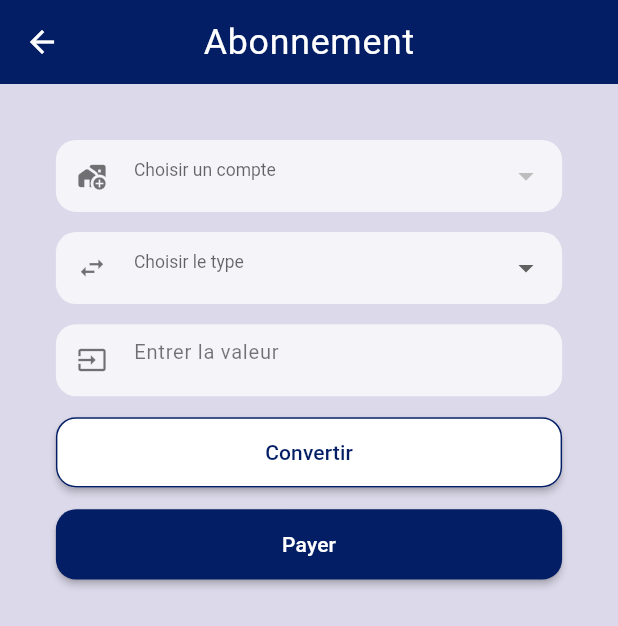
After one commit to exau-umba/snel_project, a Flutter app: the EnergyConversionForm screen opened by its route, on a phone screen of 412 x 824 dp. The commit adds this screen. Shown: the top 626 px of the screen. Run offline on Flutter 3.47's test engine with Material 3 defaults, Android fonts, the phone set to English and light mode, and no system bars; our stand-ins replace awesome_dialog, bloc, bubble_tab_indicator, equatable, flutter_bloc, flutter_credit_card and 3 more; missing offline and left inert: flutter_settings_ui, graphic; accounts and stored records are empty.

Commit message:
Build : add abonnement watt snel

```diff
--- /dev/null
+++ b/lib/features/authentication/compte_snel/screens/add_abonnement.dart
@@ -0,0 +1,317 @@
+import 'package:flutter/material.dart';
+import 'package:flutter_bloc/flutter_bloc.dart';
+import 'package:responsive_sizer/responsive_sizer.dart';
+import '../../../../utils/Routes.dart';
+import '../../../../utils/components/components.dart';
+import '../../../../utils/components/formField.dart';
+import '../../../../utils/constate.dart';
+import '../ajout_compte_snel/ajout_compte_snel_bloc.dart';
+
+class EnergyConversionForm extends StatefulWidget {
+  @override
+  _EnergyConversionFormState createState() => _EnergyConversionFormState();
+}
+
+class _EnergyConversionFormState extends State<EnergyConversionForm> {
+  @override
+  void initState() {
+    super.initState();
+    context.read<AjoutCompteSnelBloc>().add(GetAccountSnel());
+  }
+
+  final _formKey = GlobalKey<FormState>();
+  String? _selectedAccount;
+  String? _selectedType;
+  String? _selectedCurrency;
+  double? _inputValue;
+  double? _convertedValue;
+
+  List<DropdownMenuItem<String>> _accountOptions = [
+    DropdownMenuItem(value: 'Compte 1', child: Text('Compte 1')),
+    DropdownMenuItem(value: 'Compte 2', child: Text('Compte 2')),
+  ];
+
+  List<DropdownMenuItem<String>> _typeOptions = [
+    DropdownMenuItem(value: 'kWh', child: Text('kWh')),
+    DropdownMenuItem(value: 'money', child: Text('Argent')),
+  ];
+
+  List<DropdownMenuItem<String>> _currencyOptions = [
+    DropdownMenuItem(value: 'USD', child: Text('USD')),
+    DropdownMenuItem(value: 'FC', child: Text('FC')),
+  ];
+
+  double _convertToMoney(double kWh) {
+    return kWh * 0.12; // Example conversion rate for kWh to USD
+  }
+
+  double _convertToKWh(double money, String currency) {
+    double rate = currency == 'USD' ? 0.12 : 120.0; // Example rates
+    return money / rate;
+  }
+
+  @override
+  Widget build(BuildContext context) {
+    return Scaffold(
+      appBar: AppBar(
+        title: text('Abonnement',
+            textColor: KColorWhite, fontSize: textSizeLarge),
+        centerTitle: true,
+        iconTheme: IconThemeData(color: KColorWhite),
+        backgroundColor: KcolorPrimary,
+      ),
+      body: _body(),
+    );
+  }
+
+  _body() {
+    return Container(
+      decoration: BoxDecoration(color: KcolorPrimary.withOpacity(1.5.sp)),
+      width: Adaptive.w(double.infinity),
+      height: double.infinity.h,
+      padding: EdgeInsets.all(20.sp),
+      child: SingleChildScrollView(
+        child: Form(
+          key: _formKey,
+          child: Column(
+            children: [
+              BlocBuilder<AjoutCompteSnelBloc, AjoutCompteSnelState>(
+                builder: (context, state) {
+                  if(state is AccountSnelLoaded){
+                    return Padding(
+                      padding: EdgeInsets.only(
+                          top: spacing_standard,
+                          right: spacing_standard,
+                          left: spacing_standard),
+                      child: formFieldSelect(
+                        context,
+                        prefixIcon: Icons.add_home_work_rounded,
+                        'Choisir un compte',
+                        options: state.accounts.map((e) => DropdownMenuItem(value: e.label, child: Text("${e.label}")),).toList(),
+                        selectedOption: _selectedAccount,
+                        onChanged: (value) =>
+                            setState(() => _selectedAccount = value),
+                      ),
+                    );
+                  }
+                  return Padding(
+                    padding: EdgeInsets.only(
+                        top: spacing_standard,
+                        right: spacing_standard,
+                        left: spacing_standard),
+                    child: formField(
+                      context,
+                      readOnly: true,
+                      prefixIcon: Icons.close,
+                      'Pas de compte trouvé',
+                      keyboardType: TextInputType.number,
+                      onSaved: (value) =>
+                      _inputValue = double.tryParse(value ?? ''),
+                    ),
+                  );
+                },
+              ),
+              Padding(
+                padding: EdgeInsets.only(
+                    top: spacing_standard,
+                    right: spacing_standard,
+                    left: spacing_standard),
+                child: formFieldSelect(
+                  context,
+                  prefixIcon: Icons.swap_horiz,
+                  'Choisir le type',
+                  options: _typeOptions,
+                  selectedOption: _selectedType,
+                  onChanged: (value) => setState(() => _selectedType = value),
+                ),
+              ),
+              if (_selectedType == 'money')
+                Padding(
+                  padding: EdgeInsets.only(
+                      top: spacing_standard,
+                      right: spacing_standard,
+                      left: spacing_standard),
+                  child: formFieldSelect(
+                    prefixIcon: Icons.attach_money,
+                    context,
+                    'Choisir la devise',
+                    options: _currencyOptions,
+                    selectedOption: _selectedCurrency,
+                    onChanged: (value) =>
+                        setState(() => _selectedCurrency = value),
+                  ),
+                ),
+              Padding(
+                padding: EdgeInsets.only(
+                    top: spacing_standard,
+                    right: spacing_standard,
+                    left: spacing_standard),
+                child: formField(
+                  context,
+                  prefixIcon: Icons.input,
+                  'Entrer la valeur',
+                  keyboardType: TextInputType.number,
+                  onSaved: (value) =>
+                      _inputValue = double.tryParse(value ?? ''),
+                ),
+              ),
+              SizedBox(
+                width: Adaptive.w(double.infinity),
+                child: Padding(
+                  padding: EdgeInsets.only(
+                      top: spacing_standard,
+                      right: spacing_standard,
+                      left: spacing_standard),
+                  child: MaterialButton(
+                    padding: EdgeInsets.only(
+                        top: spacing_standard,
+                        bottom: spacing_standard,
+                        left: spacing_standard,
+                        right: spacing_standard),
+                    child: Text("Convertir",
+                        style: TextStyle(color: KcolorPrimary)),
+                    shape: RoundedRectangleBorder(
+                      side: BorderSide(color: KcolorPrimary),
+                      borderRadius: new BorderRadius.circular(spacing_standard),
+                    ),
+                    color: KColorWhite,
+                    onPressed: () {
+                      if (_formKey.currentState!.validate()) {
+                        _formKey.currentState!.save();
+                        setState(() {
+                          _convertedValue = _selectedType == 'kWh'
+                              ? _convertToMoney(_inputValue!)
+                              : _convertToKWh(_inputValue!, _selectedCurrency!);
+                        });
+                      }
+                    },
+                  ),
+                ),
+              ),
+              if (_convertedValue != null)
+                Padding(
+                  padding: EdgeInsets.all(spacing_standard),
+                  child: text(
+                    'Valeur convertie: ${_convertedValue?.toInt()} ${_selectedType == 'money'? 'kWh': 'USD'} ',
+                  ),
+                ),
+              SizedBox(
+                width: Adaptive.w(double.infinity),
+                child: Padding(
+                  padding: EdgeInsets.only(
+                      top: spacing_standard,
+                      right: spacing_standard,
+                      left: spacing_standard),
+                  child: MaterialButton(
+                    padding: EdgeInsets.only(
+                        top: spacing_standard,
+                        bottom: spacing_standard,
+                        left: spacing_standard,
+                        right: spacing_standard),
+                    child: Text("Payer", style: TextStyle(color: KColorWhite)),
+                    shape: RoundedRectangleBorder(
+                        borderRadius:
+                            new BorderRadius.circular(spacing_standard)),
+                    color: KcolorPrimary,
+                    onPressed: () {
+                      if(_convertedValue!=null)
+                      mCornerBottomSheet(context);
+                    },
+                  ),
+                ),
+              ),
+            ],
+          ),
+        ),
+      ),
+    );
+  }
+
+  mCornerBottomSheet(BuildContext aContext) {
+    showModalBottomSheet(
+        context: aContext,
+        backgroundColor: KColorWhite,
+        shape: RoundedRectangleBorder(
+          borderRadius: BorderRadius.vertical(top: Radius.circular(25.0)),
+        ),
+        builder: (builder) {
+          return Container(
+            height: 20.h,
+            padding: EdgeInsets.all(spacing_standard),
+            child: Column(
+              crossAxisAlignment: CrossAxisAlignment.center,
+              children: [
+                text(
+                    "Choix de mode paiement",
+                    fontSize: 18.sp,
+                    textColor: t12_text_color_primary,
+                    fontWeight: FontWeight.bold,
+                    isCentered: true
+                ),
+                Divider(),
+                Row(
+                  mainAxisAlignment: MainAxisAlignment.center,
+                  children: [
+                    Padding(
+                      padding: EdgeInsets.only(top: spacing_standard, right: spacing_standard, left: spacing_standard ),
+                      child: SizedBox(
+                        width: Adaptive.w(35),
+                        child: MaterialButton(
+                          padding: EdgeInsets.only(
+                              top: spacing_standard,
+                              bottom: spacing_standard,
+                              left: spacing_standard,
+                              right: spacing_standard),
+                          child: Text("Mobile money", style: TextStyle(color: KColorWhite)),
+                          shape: RoundedRectangleBorder(
+                              borderRadius:
+                              new BorderRadius.circular(spacing_standard)),
+                          color: KcolorPrimary,
+                          onPressed: () {
+                            Navigator.pop(aContext);
+                            Navigator.pushNamed(context, Routes.modePayment, arguments: {
+                              "banque":false,
+                              "paie":false,
+                              "facture":_convertedValue?.toInt()
+                            });
+
+                          },
+                        ),
+                      ),
+                    ),
+                    Padding(
+                      padding: EdgeInsets.only(top: spacing_standard, right: spacing_standard, left: spacing_standard ),
+                      child: SizedBox(
+                        width: Adaptive.w(35),
+                        child: MaterialButton(
+                          padding: EdgeInsets.only(
+                              top: spacing_standard,
+                              bottom: spacing_standard,
+                              left: spacing_standard,
+                              right: spacing_standard),
+                          child: Text("Banque", style: TextStyle(color: KColorWhite)),
+                          shape: RoundedRectangleBorder(
+                              borderRadius:
+                              new BorderRadius.circular(spacing_standard)),
+                          color: KcolorPrimary,
+                          onPressed: () {
+                            Navigator.pop(aContext);
+                            Navigator.pushNamed(context, Routes.modePayment, arguments: {
+                              "banque":true,
+                              "paie":false,
+                              "facture":_convertedValue?.toInt()
+                            });
+
+                          },
+                        ),
+                      ),
+                    )
+                  ],
+                )
+
+              ],
+            ),
+          );
+        });
+  }
+}
--- a/lib/features/paiement/screens/mode_payment.dart
+++ b/lib/features/paiement/screens/mode_payment.dart
@@ -74,7 +74,7 @@ class _ModePaymentState extends State<ModePayment> {
             child: formField(
               context,
               readOnly: true,
-              "${widget.objet['facture'].montant}",
+              "${widget.objet['paie']? widget.objet['facture'].montant: widget.objet['facture'] }",
               prefixIcon: Icons.monetization_on,
               keyboardType: TextInputType.number,
               validator: (value) {},
--- a/lib/utils/Routes.dart
+++ b/lib/utils/Routes.dart
@@ -5,8 +5,11 @@ class Routes{
   static const String formPayment = "payment";
   static const String modePayment = "mode_payment";
   static const String Subscription = "Subscription";
+  static const String add_abonnement = "add_abonnement";
+  static const String abonnement = "abonnement";
   static const String addAccountSnel = "accounte_snel";
   static const String login = "login";
   static const String signUp = "signUp";
   static const String single_fature = "single_facture";
+  static const String single_compte = "single_compte";
 }
--- a/lib/utils/RoutesManager.dart
+++ b/lib/utils/RoutesManager.dart
@@ -1,7 +1,10 @@
 import 'package:flutter/cupertino.dart';
 import 'package:flutter/material.dart';
 import 'package:snel_project/data/models/Facture.dart';
+import 'package:snel_project/data/models/compte_snel.dart';
 import 'package:snel_project/features/authentication/auth/screens/sign_up.dart';
+import 'package:snel_project/features/authentication/compte_snel/screens/abonnement.dart';
+import 'package:snel_project/features/authentication/compte_snel/screens/add_abonnement.dart';
 import 'package:snel_project/features/form_mode_payment/screens/form_payment.dart';
 import 'package:snel_project/features/paiement/screens/mode_payment.dart';
 import 'package:snel_project/features/single_facture/screens/single_facture.dart';
@@ -11,6 +14,7 @@ import 'package:snel_project/pages/SubscibeAbonnement.dart';
 import '../features/Navifation/screens/navigation_home.dart';
 import '../features/authentication/compte_snel/screens/account_form.dart';
 import '../features/authentication/auth/screens/loginPage.dart';
+import '../features/authentication/compte_snel/screens/details_compte.dart';
 import '../pages/home/HomePage.dart';
 import '../pages/welcome/SplashScreen.dart';
 import 'Routes.dart';
@@ -24,6 +28,10 @@ class RoutesManager{
         return MaterialPageRoute(builder: (_)=>DashboardScreen());
       case Routes.addAccountSnel:
         return MaterialPageRoute(builder: (_)=>AccountForm());
+      case Routes.add_abonnement:
+        return MaterialPageRoute(builder: (_)=> EnergyConversionForm());
+      case Routes.abonnement:
+        return MaterialPageRoute(builder: (_)=> Abonnement());
       case Routes.Subscription:
         return MaterialPageRoute(builder: (_)=>SubscriptionScreen());
       case Routes.modePayment:
@@ -34,6 +42,11 @@ class RoutesManager{
         var facture = r.arguments as Map<String, dynamic>;
         var factureFinale = Facture.fromJson(facture);
         return MaterialPageRoute(builder: (_)=>SingleFacture(facture: factureFinale,));
+      case Routes.single_compte:
+        print("============================================ ${r.arguments}");
+        var compte = r.arguments as Map<String, dynamic>;
+        var factureFinale = CompteSnel.fromJson(compte);
+        return MaterialPageRoute(builder: (_)=>DetailCompte(compteSnel: factureFinale,));
       case Routes.formPayment:
         print("================= ${r.arguments}");
         var item = r.arguments;
--- a/lib/utils/components/formField.dart
+++ b/lib/utils/components/formField.dart
@@ -67,3 +67,44 @@ Widget formField(context, hint,
     style: TextStyle(fontSize: textSizeNormal, color: isDummy ? Colors.transparent : t12_text_color_primary),
   );
 }
+
+Widget formFieldSelect(context, hint,
+    {isEnabled = true,
+      isDummy = false,
+      required List<DropdownMenuItem<String>> options,
+      selectedOption,
+      isPasswordVisible = false,
+      isPassword = false,
+      keyboardType = TextInputType.text,
+      FormFieldValidator<Object>? validator,
+      onChanged,
+      readOnly = false,
+      textInputAction = TextInputAction.next,
+      FocusNode? focusNode,
+      FocusNode? nextFocus,
+      IconData? suffixIcon,
+      prefixIcon,
+      maxLine = 1,
+      suffixIconSelector}) {
+  return DropdownButtonFormField(
+    items: options,
+    validator: validator,
+    onChanged: onChanged,
+    focusNode: focusNode,
+    value: selectedOption,
+    decoration: InputDecoration(
+      focusedBorder: UnderlineInputBorder(borderRadius: BorderRadius.circular(spacing_standard), borderSide: BorderSide(color: Colors.transparent)),
+      enabledBorder: UnderlineInputBorder(borderRadius: BorderRadius.circular(spacing_standard), borderSide: BorderSide(color: Colors.transparent)),
+      filled: true,
+      fillColor: t12_edittext_background,
+      hintText: hint,
+      hintStyle: TextStyle(fontSize: textSizeNormal, color: t12_text_secondary),
+      prefixIcon: Icon(
+        prefixIcon,
+        color: t12_text_secondary,
+        size: 20,
+      ),
+    ),
+    style: TextStyle(fontSize: textSizeNormal, color: isDummy ? Colors.transparent : t12_text_color_primary),
+  );
+}
--- a/pubspec.yaml
+++ b/pubspec.yaml
@@ -44,6 +44,8 @@ dependencies:
   path: ^1.9.0
   flutter_credit_card: ^4.0.1
   flutter_settings_ui: ^3.0.1
+  flutter_speed_dial: ^7.0.0
+  fl_chart: ^0.69.0
 
 dev_dependencies:
   flutter_test:
```
Also changed, not shown: lib/features/authentication/compte_snel/screens/abonnement.dart (added, +106 -0 lines), lib/pages/Dashboard.dart (+31 -8 lines), lib/pages/SubscibeAbonnement.dart (+8 -3 lines), pubspec.lock.
